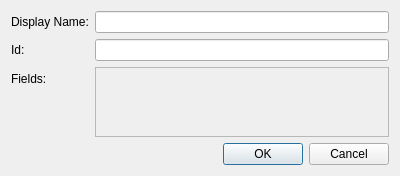
Old version of the form Source/Tome/Features/Records/View/recordwindow.ui in the repository npruehs/tome-editor.
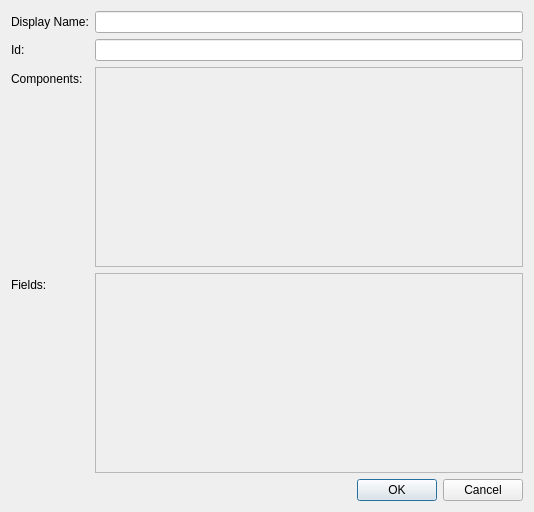
New version of the form.

The edit to the form file:
```diff
--- a/Source/Tome/Features/Records/View/recordwindow.ui
+++ b/Source/Tome/Features/Records/View/recordwindow.ui
@@ -6,8 +6,8 @@
    <rect>
     <x>0</x>
     <y>0</y>
-    <width>400</width>
-    <height>175</height>
+    <width>534</width>
+    <height>512</height>
    </rect>
   </property>
   <property name="windowTitle">
@@ -21,6 +21,9 @@
      </property>
     </widget>
    </item>
+   <item row="0" column="1">
+    <widget class="QLineEdit" name="lineEditDisplayName"/>
+   </item>
    <item row="1" column="0">
     <widget class="QLabel" name="labelId">
      <property name="text">
@@ -31,10 +34,93 @@
    <item row="1" column="1">
     <widget class="QLineEdit" name="lineEditId"/>
    </item>
-   <item row="0" column="1">
-    <widget class="QLineEdit" name="lineEditDisplayName"/>
+   <item row="2" column="0">
+    <widget class="QLabel" name="label">
+     <property name="text">
+      <string>Components:</string>
+     </property>
+    </widget>
+   </item>
+   <item row="2" column="1">
+    <widget class="QScrollArea" name="scrollAreaComponents">
+     <property name="sizePolicy">
+      <sizepolicy hsizetype="Expanding" vsizetype="Expanding">
+       <horstretch>0</horstretch>
+       <verstretch>0</verstretch>
+      </sizepolicy>
+     </property>
+     <property name="minimumSize">
+      <size>
+       <width>71</width>
+       <height>71</height>
+      </size>
+     </property>
+     <property name="sizeAdjustPolicy">
+      <enum>QAbstractScrollArea::AdjustIgnored</enum>
+     </property>
+     <property name="widgetResizable">
+      <bool>true</bool>
+     </property>
+     <widget class="QWidget" name="scrollAreaComponentsContents">
+      <property name="geometry">
+       <rect>
+        <x>0</x>
+        <y>0</y>
+        <width>440</width>
+        <height>69</height>
+       </rect>
+      </property>
+      <layout class="QVBoxLayout" name="verticalLayout_3"/>
+     </widget>
+    </widget>
+   </item>
+   <item row="3" column="0">
+    <widget class="QLabel" name="labelFields">
+     <property name="text">
+      <string>Fields:</string>
+     </property>
+    </widget>
    </item>
    <item row="3" column="1">
+    <widget class="QScrollArea" name="scrollAreaFields">
+     <property name="sizePolicy">
+      <sizepolicy hsizetype="Expanding" vsizetype="Expanding">
+       <horstretch>0</horstretch>
+       <verstretch>0</verstretch>
+      </sizepolicy>
+     </property>
+     <property name="minimumSize">
+      <size>
+       <width>71</width>
+       <height>71</height>
+      </size>
+     </property>
+     <property name="autoFillBackground">
+      <bool>false</bool>
+     </property>
+     <property name="widgetResizable">
+      <bool>true</bool>
+     </property>
+     <widget class="QWidget" name="scrollAreaFieldsContents">
+      <property name="geometry">
+       <rect>
+        <x>0</x>
+        <y>0</y>
+        <width>440</width>
+        <height>69</height>
+       </rect>
+      </property>
+      <property name="sizePolicy">
+       <sizepolicy hsizetype="Preferred" vsizetype="Preferred">
+        <horstretch>0</horstretch>
+        <verstretch>0</verstretch>
+       </sizepolicy>
+      </property>
+      <layout class="QVBoxLayout" name="verticalLayout_2"/>
+     </widget>
+    </widget>
+   </item>
+   <item row="4" column="1">
     <widget class="QDialogButtonBox" name="buttonBox">
      <property name="orientation">
       <enum>Qt::Horizontal</enum>
@@ -44,31 +130,6 @@
      </property>
     </widget>
    </item>
-   <item row="2" column="1">
-    <widget class="QScrollArea" name="scrollAreaFields">
-     <property name="widgetResizable">
-      <bool>true</bool>
-     </property>
-     <widget class="QWidget" name="scrollAreaFieldsContents">
-      <property name="geometry">
-       <rect>
-        <x>0</x>
-        <y>0</y>
-        <width>306</width>
-        <height>69</height>
-       </rect>
-      </property>
-      <layout class="QVBoxLayout" name="verticalLayout_2"/>
-     </widget>
-    </widget>
-   </item>
-   <item row="2" column="0">
-    <widget class="QLabel" name="labelFields">
-     <property name="text">
-      <string>Fields:</string>
-     </property>
-    </widget>
-   </item>
   </layout>
  </widget>
  <tabstops>
```
